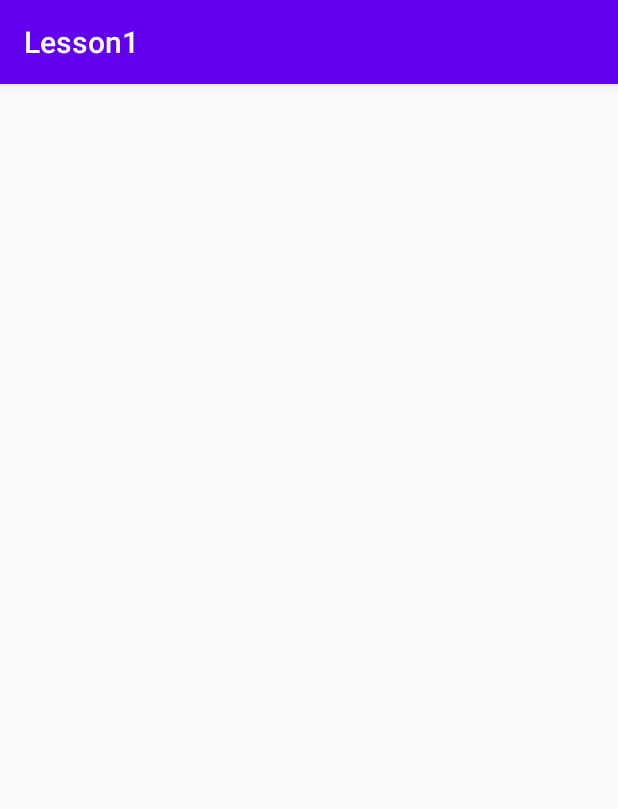
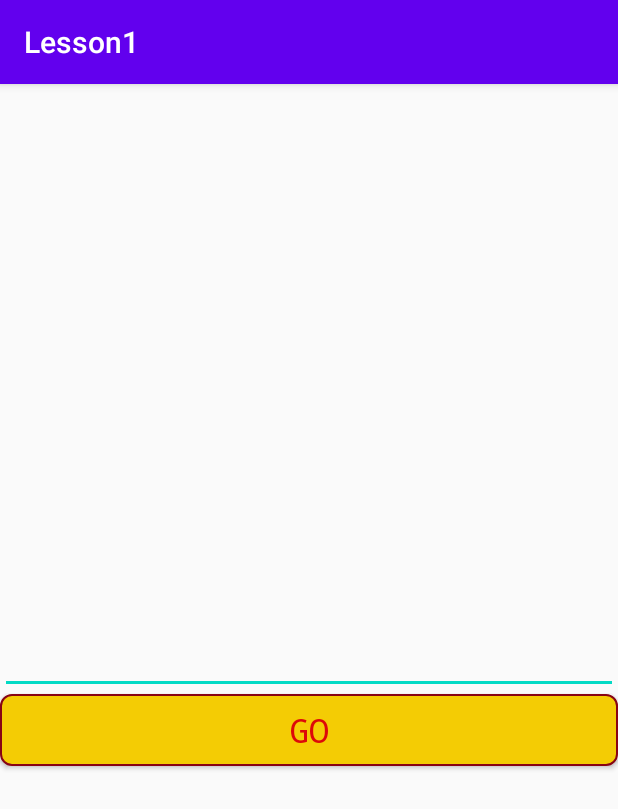
Before and after one commit to hamzatz/Lesson_kotlin_1, an Android app: the MainActivity2 screen opened directly, with no data from a screen before it, on a phone screen of 412 x 824 dp. Shown: the top 809 px of the screen. Run offline under Robolectric (Android 15) with nearby library versions, the phone set to English and light mode, and no system bars.

```diff
--- a/app/src/main/java/com/e/lesson1/MainActivity2.kt
+++ b/app/src/main/java/com/e/lesson1/MainActivity2.kt
@@ -1,7 +1,9 @@
 package com.e.lesson1
 
+import android.content.Intent
 import androidx.appcompat.app.AppCompatActivity
 import android.os.Bundle
+import com.e.lesson1.extensions.toast
 import kotlinx.android.synthetic.main.activity_main2.*
 
 
@@ -10,9 +12,20 @@ class MainActivity2 : AppCompatActivity() {
     override fun onCreate(savedInstanceState: Bundle?) {
         super.onCreate(savedInstanceState)
         setContentView(R.layout.activity_main2)
-        val intentValue = intent.getStringExtra("Data")
-        text_view.apply{
-            text = intentValue.toString()
+        var intentValue = intent.getStringExtra(DATA_TEXT)
+        edit_text_2.setText(intentValue)
+        button_2.setOnClickListener {
+            val ed2:String= edit_text_2.text.toString()
+            if(ed2.trim().isEmpty()) {
+                toast("Поле пустое! Введите текст")
+            }else
+                intentValue = edit_text_2.text.toString()
+            intent.putExtra(Intent.EXTRA_TEXT,intentValue)
+            setResult(RESULT_OK, intent)
+            finish()
         }
     }
+    companion object {
+        const val DATA_TEXT = "Data"
+    }
 }
--- a/app/src/main/java/com/e/lesson1/utils/Extensions.kt
+++ b/app/src/main/java/com/e/lesson1/extensions/Extensions.kt
@@ -1,4 +1,4 @@
-package com.e.lesson1.utils
+package com.e.lesson1.extensions
 
 import android.content.Context
 import android.widget.Toast
--- a/app/src/main/java/com/e/lesson1/utils/Utils.kt
+++ /dev/null
@@ -1,5 +0,0 @@
-package com.e.lesson1.utils
-
-class Utils {
-
-}
--- a/app/src/main/res/layout/activity_main2.xml
+++ b/app/src/main/res/layout/activity_main2.xml
@@ -6,17 +6,23 @@
     android:layout_height="match_parent"
     tools:context=".MainActivity2">
 
-    <TextView
-        android:id="@+id/text_view"
+    <EditText
+        android:id="@+id/edit_text_2"
         android:layout_width="match_parent"
         android:layout_height="wrap_content"
+        android:layout_alignParentStart="true"
+        android:layout_centerInParent="true"
+        />
+    <Button
+        android:id="@+id/button_2"
+        android:layout_width="match_parent"
+        android:layout_height="wrap_content"
+        android:layout_below="@+id/edit_text_2"
         android:layout_centerHorizontal="true"
-        android:layout_centerInParent="true"
-        android:layout_alignParentStart="true"
-        android:layout_alignParentRight="true"
-        style="@style/MyTextStyle"
-        android:textSize="@dimen/my_value"
-        tools:ignore="RtlHardcoded"/>
-
+        android:text="@string/go"
+        style="@style/MyTextStyle2"
+        android:background="@drawable/btn_style"
+        android:textColor="@color/red"
+        />
 
 </RelativeLayout>
--- a/app/src/main/res/values/strings.xml
+++ b/app/src/main/res/values/strings.xml
@@ -1,4 +1,5 @@
 <resources>
     <string name="app_name">Lesson1</string>
     <string name="save">SAVE</string>
+    <string name="go">GO</string>
 </resources>
--- a/app/src/main/res/values/styles.xml
+++ b/app/src/main/res/values/styles.xml
@@ -12,7 +12,11 @@
         <item name="android:textColor">#070707</item>
         <item name="android:typeface">monospace</item>
     </style>
-
+    <style name="MyTextStyle2" parent="@style/Text">
+        <item name="android:textSize">22sp</item>
+        <item name="android:textColor">#D10B0B</item>
+        <item name="android:typeface">monospace</item>
+    </style>
     <style name="Text">Text</style>
 
 </resources>
```
Also changed, not shown: app/src/main/java/com/e/lesson1/MainActivity.kt (+16 -10 lines).
